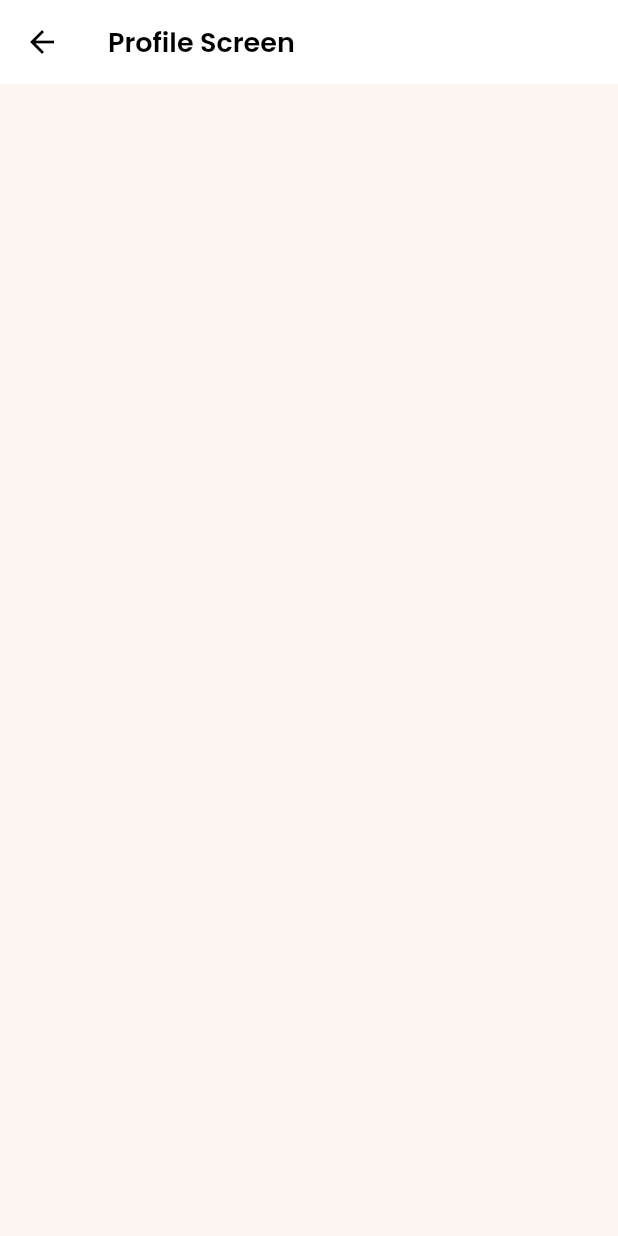
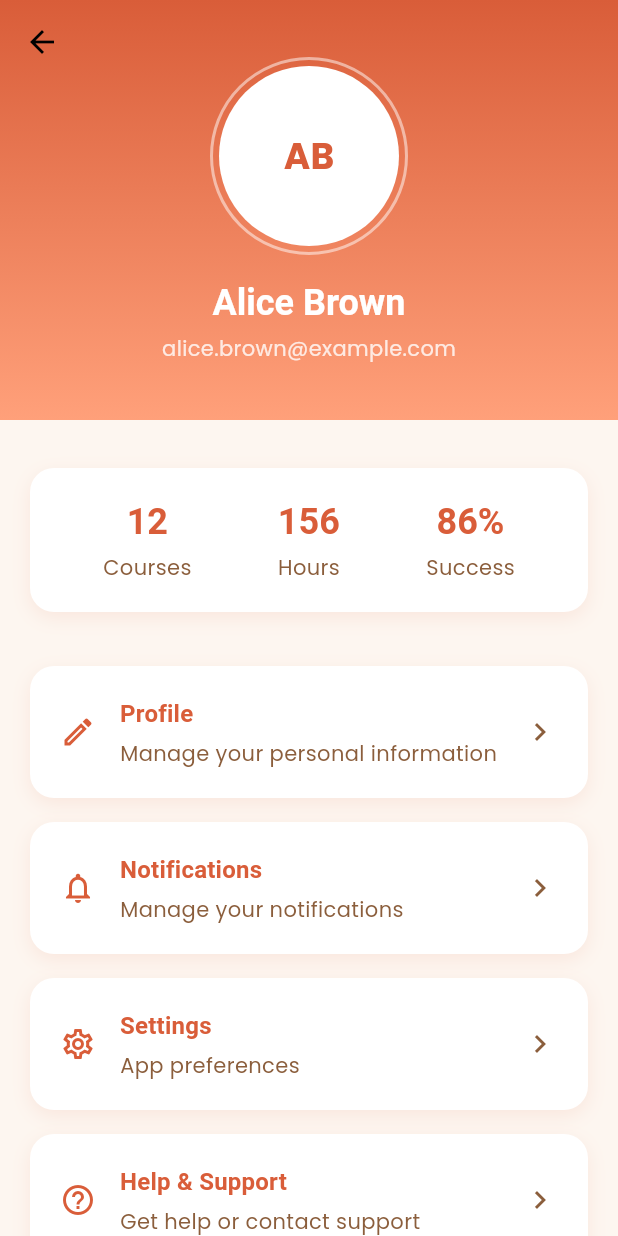
Before and after one commit to eviannaive/flutter-e_learning-app, a Flutter app: the ProfileScreen screen opened by its route, on a phone screen of 412 x 824 dp. Run offline on Flutter 3.47's test engine with Material 3 defaults, Android fonts, the phone set to English and light mode, and no system bars; our stand-ins replace bloc, cached_network_image, equatable, flutter_bloc, get, get_storage and 3 more; accounts and stored records are empty.

Commit message:
feat: part 13

```diff
--- a/lib/views/profile/profile_screen.dart
+++ b/lib/views/profile/profile_screen.dart
@@ -1,10 +1,38 @@
+import 'package:e_learning/core/theme/app_colors.dart';
+import 'package:e_learning/views/profile/widgets/profile_app_bar.dart';
+import 'package:e_learning/views/profile/widgets/profile_options.dart';
+import 'package:e_learning/views/profile/widgets/profile_stats_card.dart';
 import 'package:flutter/material.dart';
 
 class ProfileScreen extends StatelessWidget {
-  const ProfileScreen({Key? key}) : super(key: key);
+  const ProfileScreen({super.key});
 
   @override
   Widget build(BuildContext context) {
-    return Scaffold(appBar: AppBar(title: Text('Profile Screen')));
+    return const Scaffold(
+      backgroundColor: AppColors.lightBackground,
+      body: CustomScrollView(
+        physics: BouncingScrollPhysics(),
+        slivers: [
+          ProfileAppBar(
+            initials: 'AB',
+            fullName: 'Alice Brown',
+            email: 'alice.brown@example.com',
+          ),
+          SliverToBoxAdapter(
+            child: Padding(
+              padding: EdgeInsets.all(20),
+              child: Column(
+                children: [
+                  ProfileStatsCard(),
+                  SizedBox(height: 24),
+                  ProfileOptions(),
+                ],
+              ),
+            ),
+          ),
+        ],
+      ),
+    );
   }
 }
--- /dev/null
+++ b/lib/views/profile/widgets/profile_option_card.dart
@@ -0,0 +1,87 @@
+import 'package:e_learning/core/theme/app_colors.dart';
+import 'package:flutter/material.dart';
+
+class ProfileOptionCard extends StatelessWidget {
+  final String title;
+  final String subtitle;
+  final IconData icon;
+  final VoidCallback onTap;
+  final bool isDestructive;
+
+  const ProfileOptionCard({
+    super.key,
+    required this.title,
+    required this.subtitle,
+    required this.icon,
+    required this.onTap,
+    this.isDestructive = false,
+  });
+
+  @override
+  Widget build(BuildContext context) {
+    final theme = Theme.of(context);
+
+    return Container(
+      margin: const EdgeInsets.only(bottom: 16),
+      decoration: BoxDecoration(
+        color: AppColors.accent,
+        borderRadius: BorderRadius.circular(16),
+        boxShadow: [
+          BoxShadow(
+            color: AppColors.primary.withOpacity(0.1),
+            blurRadius: 10,
+            offset: const Offset(0, 4),
+          ),
+        ],
+      ),
+      child: Material(
+        color: Colors.transparent,
+        child: InkWell(
+          onTap: onTap,
+          borderRadius: BorderRadius.circular(16),
+          child: Padding(
+            padding: EdgeInsets.all(20),
+            child: Row(
+              children: [
+                Icon(
+                  icon,
+                  color: isDestructive ? AppColors.error : AppColors.primary,
+                  size: 24,
+                ),
+                const SizedBox(width: 16),
+                Expanded(
+                  child: Column(
+                    crossAxisAlignment: CrossAxisAlignment.start,
+                    children: [
+                      Text(
+                        title,
+                        style: theme.textTheme.titleMedium?.copyWith(
+                          color: isDestructive
+                              ? AppColors.error
+                              : AppColors.primary,
+                          fontWeight: FontWeight.bold,
+                        ),
+                      ),
+                      const SizedBox(height: 4),
+                      Text(
+                        subtitle,
+                        style: theme.textTheme.bodyMedium?.copyWith(
+                          color: AppColors.secondary,
+                        ),
+                      ),
+                    ],
+                  ),
+                ),
+                const Icon(
+                  Icons.chevron_right,
+                  color: AppColors.secondary,
+                  size: 24,
+                ),
+              ],
+            ),
+          ),
+        ),
+      ),
+    );
+  }
+}
--- /dev/null
+++ b/lib/views/profile/widgets/profile_options.dart
@@ -0,0 +1,53 @@
+import 'package:e_learning/core/utils/app_dialogs.dart';
+import 'package:e_learning/routes/app_routes.dart';
+import 'package:e_learning/views/profile/widgets/profile_option_card.dart';
+import 'package:flutter/material.dart';
+import 'package:get/get.dart';
+
+class ProfileOptions extends StatelessWidget {
+  const ProfileOptions({super.key});
+
+  @override
+  Widget build(BuildContext context) {
+    return Column(
+      children: [
+        ProfileOptionCard(
+          title: 'Profile',
+          subtitle: 'Manage your personal information',
+          icon: Icons.edit_outlined,
+          onTap: () {},
+        ),
+        ProfileOptionCard(
+          title: 'Notifications',
+          subtitle: 'Manage your notifications',
+          icon: Icons.notifications_outlined,
+          onTap: () {},
+        ),
+        ProfileOptionCard(
+          title: 'Settings',
+          subtitle: 'App preferences',
+          icon: Icons.settings_outlined,
+          onTap: () {},
+        ),
+        ProfileOptionCard(
+          title: 'Help & Support',
+          subtitle: 'Get help or contact support',
+          icon: Icons.help_outline,
+          onTap: () {},
+        ),
+        ProfileOptionCard(
+          title: 'Logout',
+          subtitle: 'Sign out of our account',
+          icon: Icons.logout,
+          onTap: () async {
+            final confirm = await AppDialogs.showLogoutDialog();
+            if (confirm == true) {
+              Get.offAllNamed(AppRoutes.login);
+            }
+          },
+          isDestructive: true,
+        ),
+      ],
+    );
+  }
+}
--- /dev/null
+++ b/lib/views/profile/widgets/profile_stats_card.dart
@@ -0,0 +1,58 @@
+import 'package:e_learning/core/theme/app_colors.dart';
+import 'package:flutter/material.dart';
+
+class ProfileStatsCard extends StatelessWidget {
+  const ProfileStatsCard({super.key});
+
+  @override
+  Widget build(BuildContext context) {
+    final theme = Theme.of(context);
+
+    return Container(
+      margin: const EdgeInsets.symmetric(vertical: 12),
+      decoration: BoxDecoration(
+        color: AppColors.accent,
+        borderRadius: BorderRadius.circular(16),
+        boxShadow: [
+          BoxShadow(
+            color: AppColors.primary.withOpacity(0.1),
+            blurRadius: 10,
+            offset: const Offset(0, 4),
+          ),
+        ],
+      ),
+      child: Padding(
+        padding: const EdgeInsets.all(20),
+        child: Row(
+          mainAxisAlignment: MainAxisAlignment.spaceAround,
+          children: [
+            _buildStat(theme, '12', 'Courses'),
+            _buildStat(theme, '156', 'Hours'),
+            _buildStat(theme, '86%', 'Success'),
+          ],
+        ),
+      ),
+    );
+  }
+
+  Widget _buildStat(ThemeData theme, String value, String label) {
+    return Column(
+      children: [
+        Text(
+          value,
+          style: theme.textTheme.headlineSmall?.copyWith(
+            color: AppColors.primary,
+            fontWeight: FontWeight.bold,
+          ),
+        ),
+        const SizedBox(height: 4),
+        Text(
+          label,
+          style: theme.textTheme.bodyMedium?.copyWith(
+            color: AppColors.secondary,
+          ),
+        ),
+      ],
+    );
+  }
+}
```
Also changed, not shown: lib/core/utils/app_dialogs.dart (added, +90 -0 lines), lib/views/profile/widgets/profile_app_bar.dart (added, +78 -0 lines).
